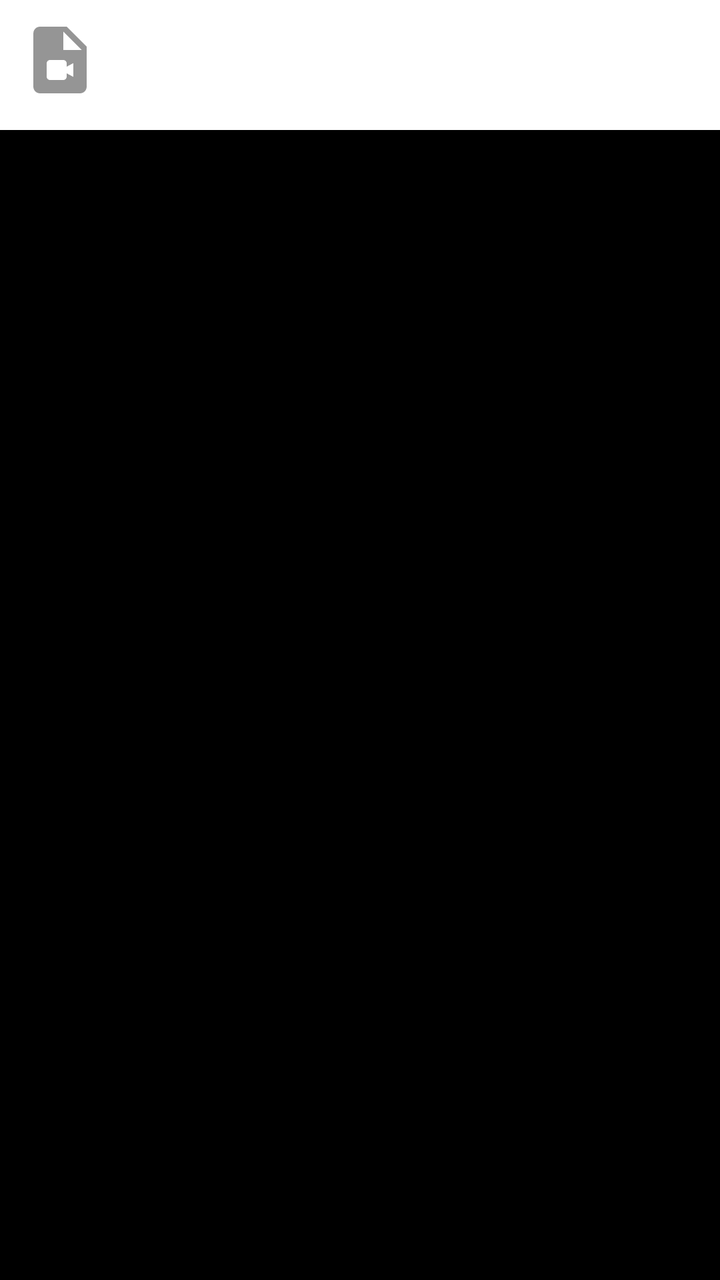
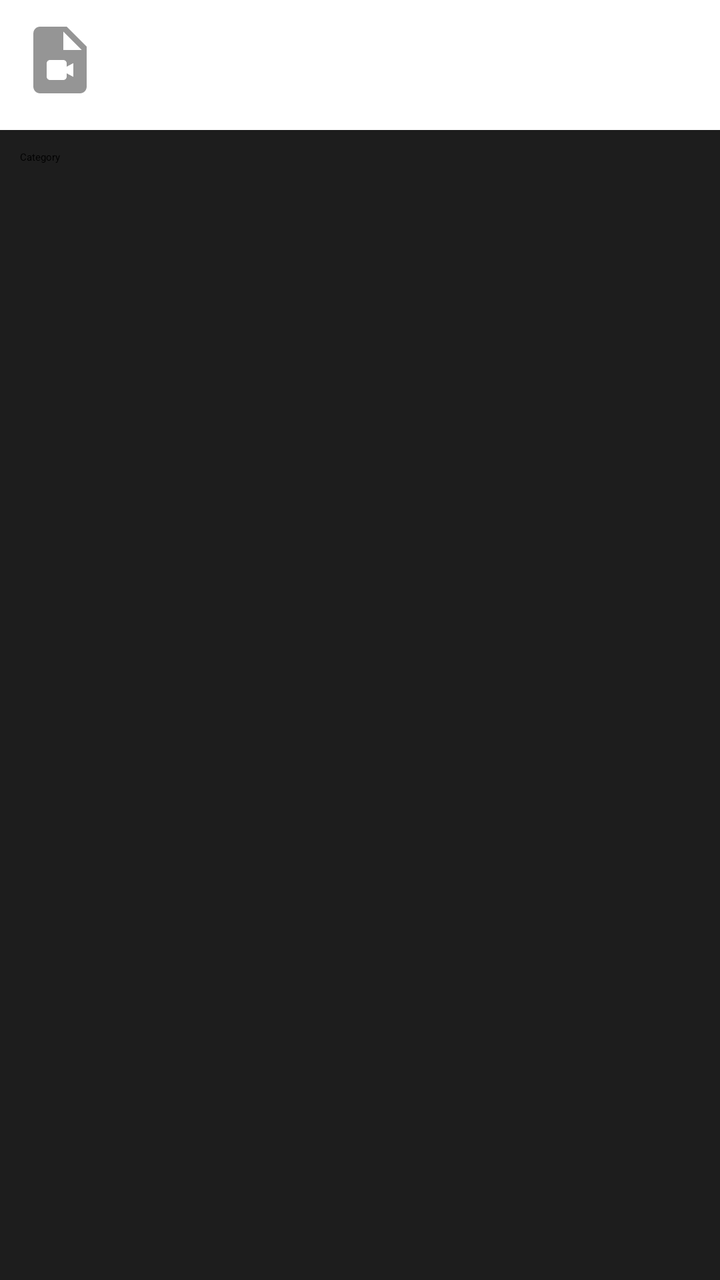

Compare the two renders of this Android layout. The source of the first and the diff that turns it into the second are given below.
<!-- AndroidManifest.xml: application theme Theme.TripleRockTV.Leanback -->
<!-- res/layout/view_category_card.xml -->
<?xml version="1.0" encoding="utf-8"?>
<LinearLayout xmlns:android="http://schemas.android.com/apk/res/android"
    android:layout_width="150dp"
    android:layout_height="150dp"
    android:orientation="vertical"
    android:paddingTop="10dp">

    <ImageView
        android:id="@+id/iv_icon"
        android:layout_width="40dp"
        android:layout_height="40dp"
        android:layout_marginStart="10dp"
        android:src="@drawable/ic_video_file" />

    <TextView
        android:id="@+id/tv_title"
        android:layout_width="match_parent"
        android:layout_height="match_parent"
        android:layout_marginTop="15dp"
        android:background="@color/black"
        android:padding="10dp"
        android:text="Category" />

</LinearLayout>
<!-- resources referenced by this layout -->
<resources>
  <color name="black">#000</color>
  <!-- drawable ic_video_file (drawable) -->
  <vector xmlns:android="http://schemas.android.com/apk/res/android" android:height="24dp" android:tint="#959595" android:viewportHeight="24" android:viewportWidth="24" android:width="24dp">
        
      <path android:fillColor="@android:color/white" android:pathData="M14,2H6.01c-1.1,0 -2,0.89 -2,2L4,20c0,1.1 0.9,2 2,2h12c1.1,0 2,-0.9 2,-2V8L14,2zM13,9V3.5L18.5,9H13zM14,14l2,-1.06v4.12L14,16v1c0,0.55 -0.45,1 -1,1H9c-0.55,0 -1,-0.45 -1,-1v-4c0,-0.55 0.45,-1 1,-1h4c0.55,0 1,0.45 1,1V14z"/>
      
  </vector>
  <style name="Theme.TripleRockTV.Leanback" parent="Theme.Leanback">
          
      </style>
</resources>

<!-- the commit's change to res/layout/view_category_card.xml (unified diff, before → after) -->
@@ -1,7 +1,7 @@
 <?xml version="1.0" encoding="utf-8"?>
 <LinearLayout xmlns:android="http://schemas.android.com/apk/res/android"
     android:layout_width="150dp"
-    android:layout_height="150dp"
+    android:layout_height="140dp"
     android:orientation="vertical"
     android:paddingTop="10dp">
 
@@ -17,8 +17,10 @@
         android:layout_width="match_parent"
         android:layout_height="match_parent"
         android:layout_marginTop="15dp"
-        android:background="@color/black"
+        android:background="@color/gray"
+        android:ellipsize="end"
         android:padding="10dp"
+        android:maxLines="3"
         android:text="Category" />
 
 </LinearLayout>
<!-- resource entries referenced after the edit -->
@@ -1,6 +1,6 @@
 <!-- resources referenced by this layout -->
 <resources>
-  <color name="black">#000</color>
+  <color name="gray">#1D1D1D</color>
   <!-- drawable ic_video_file (drawable) -->
   <vector xmlns:android="http://schemas.android.com/apk/res/android" android:height="24dp" android:tint="#959595" android:viewportHeight="24" android:viewportWidth="24" android:width="24dp">
         
